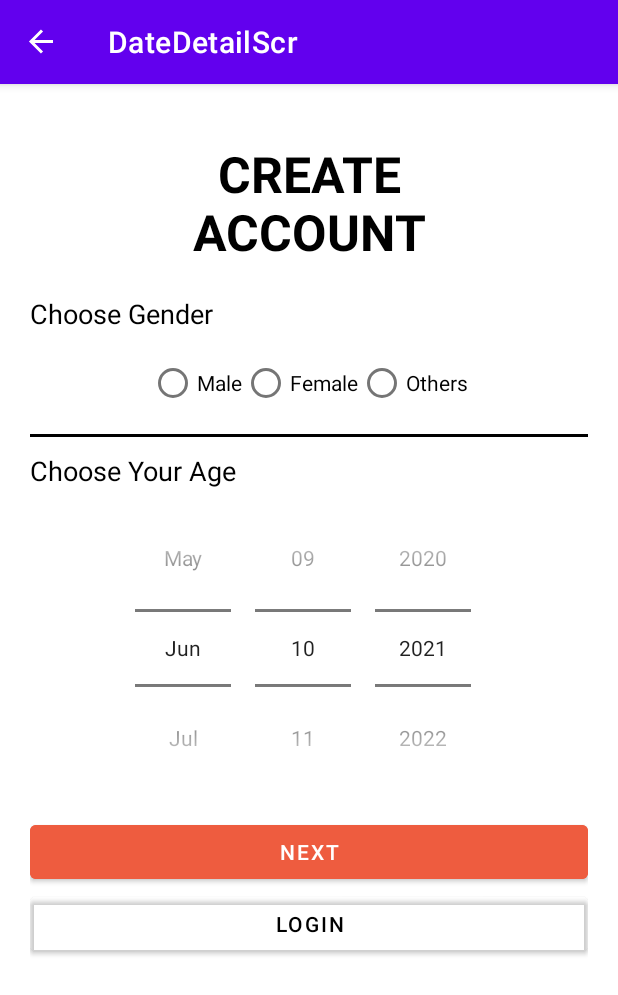
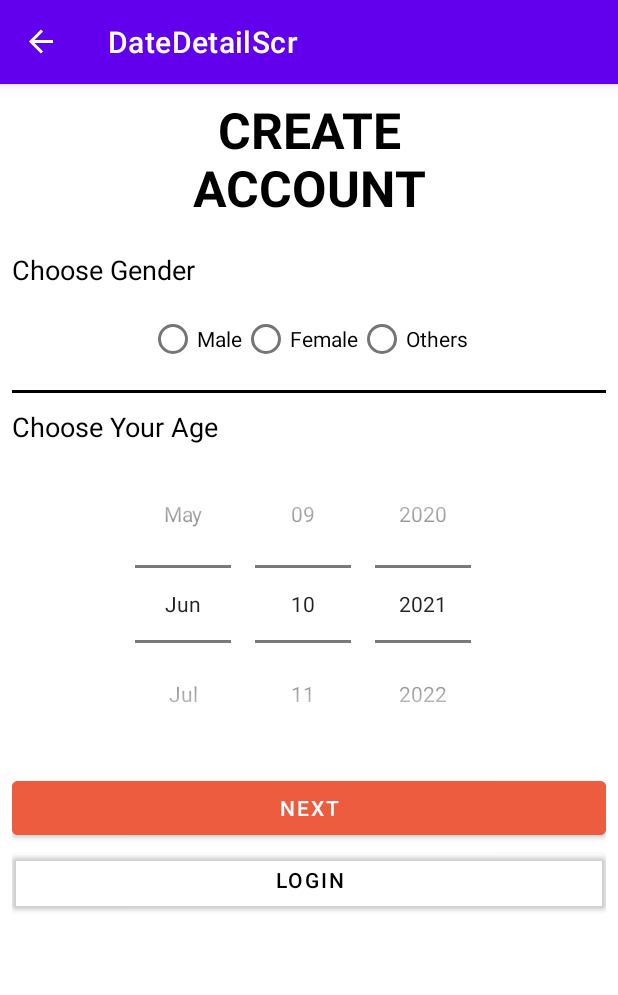
Before and after one commit to Anuj-Rai12/LpuBca, an Android app: the DateDetailScr screen opened through its navigation route, on a phone screen of 412 x 824 dp. Shown: the top 995 px of the screen. Run offline under Robolectric (Android 15) with nearby library versions, the light colour scheme and no system bars; our stand-ins replace navigation-ui; Roboto replaces fonts that are not available here.

Commit message:
Add Some Layout Navigation Functionally status:Successfully

```diff
--- a/app/build.gradle
+++ b/app/build.gradle
@@ -63,4 +63,7 @@ dependencies {
     implementation 'com.chaos.view:pinview:1.4.4'
     //Code Picker
     implementation 'com.hbb20:ccp:2.4.5'
+    //Circular Image view
+    implementation 'de.hdodenhof:circleimageview:3.1.0'
+    implementation 'com.mikhaellopez:circularimageview:4.3.0'
 }
--- a/app/src/main/java/com/example/working/loginorsignup/SignUpScreen.kt
+++ b/app/src/main/java/com/example/working/loginorsignup/SignUpScreen.kt
@@ -12,8 +12,12 @@ class SignUpScreen:Fragment(R.layout.sign_framgnet) {
     override fun onViewCreated(view: View, savedInstanceState: Bundle?) {
         super.onViewCreated(view, savedInstanceState)
         binding= SignFramgnetBinding.bind(view)
+        binding.nextBtn.setOnClickListener {
+            val action=SignUpScreenDirections.actionSignUpScreenToDateDetailScr()
+            findNavController().navigate(action)
+        }
         binding.backTo.setOnClickListener {
-            val action=SignUpScreenDirections.actionSignUpScreenToDateDetailScr()
+            val action=SignUpScreenDirections.actionSignUpScreenToLoginScreen()
             findNavController().navigate(action)
         }
     }
--- a/app/src/main/java/com/example/working/loginorsignup/createacc/DateDetailScr.kt
+++ b/app/src/main/java/com/example/working/loginorsignup/createacc/DateDetailScr.kt
@@ -12,8 +12,12 @@ class DateDetailScr:Fragment(R.layout.date_detail_framgent) {
     override fun onViewCreated(view: View, savedInstanceState: Bundle?) {
         super.onViewCreated(view, savedInstanceState)
         binding= DateDetailFramgentBinding.bind(view)
+        binding.nextBtn.setOnClickListener {
+            val action= DateDetailScrDirections.actionDateDetailScrToPhoneScreen()
+            findNavController().navigate(action)
+        }
         binding.backTo.setOnClickListener {
-            val action= DateDetailScrDirections.actionDateDetailScrToPhoneScreen()
+            val action=DateDetailScrDirections.actionDateDetailScrToLoginScreen()
             findNavController().navigate(action)
         }
     }
--- a/app/src/main/java/com/example/working/loginorsignup/createacc/PhoneScreen.kt
+++ b/app/src/main/java/com/example/working/loginorsignup/createacc/PhoneScreen.kt
@@ -13,8 +13,12 @@ class PhoneScreen:Fragment(R.layout.phone_number) {
     override fun onViewCreated(view: View, savedInstanceState: Bundle?) {
         super.onViewCreated(view, savedInstanceState)
         binding= PhoneNumberBinding.bind(view)
+        binding.nextBtn.setOnClickListener {
+            val action= PhoneScreenDirections.actionPhoneScreenToOTPScreen()
+            findNavController().navigate(action)
+        }
         binding.backTo.setOnClickListener {
-            val action= PhoneScreenDirections.actionPhoneScreenToOTPScreen()
+            val action=PhoneScreenDirections.actionPhoneScreenToLoginScreen()
             findNavController().navigate(action)
         }
     }
--- a/app/src/main/java/com/example/working/loginorsignup/forgertpass/ForgetPassWord.kt
+++ b/app/src/main/java/com/example/working/loginorsignup/forgertpass/ForgetPassWord.kt
@@ -17,5 +17,9 @@ class ForgetPassWord:Fragment(R.layout.forget_fragement) {
             val action= ForgetPassWordDirections.actionForgetPassWordToMakeSelection()
             findNavController().navigate(action)
         }
+        binding.createacc.setOnClickListener {
+            val action=ForgetPassWordDirections.actionForgetPassWordToSignUpScreen()
+            findNavController().navigate(action)
+        }
     }
 }
--- a/app/src/main/java/com/example/working/loginorsignup/forgertpass/OTPScreen.kt
+++ b/app/src/main/java/com/example/working/loginorsignup/forgertpass/OTPScreen.kt
@@ -4,7 +4,6 @@ import android.os.Bundle
 import android.view.View
 import androidx.fragment.app.Fragment
 import androidx.navigation.NavController
-import androidx.navigation.NavOptions
 import androidx.navigation.Navigation
 import androidx.navigation.fragment.findNavController
 import com.example.working.R
--- a/app/src/main/java/com/example/working/userfagment/NoteFragment.kt
+++ b/app/src/main/java/com/example/working/userfagment/NoteFragment.kt
@@ -8,7 +8,6 @@ import androidx.activity.OnBackPressedDispatcher
 import androidx.fragment.app.Fragment
 import com.example.working.R
 import com.example.working.databinding.NoteFramgnetBinding
-import kotlin.system.exitProcess
 
 class NoteFragment : Fragment(R.layout.note_framgnet) {
     private lateinit var binding: NoteFramgnetBinding
--- a/app/src/main/res/layout/date_detail_framgent.xml
+++ b/app/src/main/res/layout/date_detail_framgent.xml
@@ -5,7 +5,7 @@
     android:layout_width="match_parent"
     android:layout_height="match_parent"
     android:background="@color/white"
-    android:padding="20dp"
+    android:padding="8dp"
     tools:context="com.example.working.loginorsignup.createacc.DateDetailScr">
 
     <LinearLayout
@@ -14,11 +14,9 @@
         android:orientation="vertical">
 
 
-
         <LinearLayout
             android:layout_width="match_parent"
-            android:layout_height="wrap_content"
-            android:layout_marginTop="17dp">
+            android:layout_height="wrap_content">
             <TextView
                 android:layout_width="wrap_content"
                 android:layout_height="wrap_content"
--- a/app/src/main/res/navigation/nav_graph.xml
+++ b/app/src/main/res/navigation/nav_graph.xml
@@ -32,6 +32,9 @@
         <action
             android:id="@+id/action_signUpScreen_to_dateDetailScr"
             app:destination="@id/dateDetailScr" />
+        <action
+            android:id="@+id/action_signUpScreen_to_loginScreen"
+            app:destination="@id/loginScreen" />
     </fragment>
     <fragment
         android:id="@+id/forgetPassWord"
@@ -41,6 +44,9 @@
         <action
             android:id="@+id/action_forgetPassWord_to_makeSelection"
             app:destination="@id/makeSelection" />
+        <action
+            android:id="@+id/action_forgetPassWord_to_signUpScreen"
+            app:destination="@id/signUpScreen" />
     </fragment>
     <fragment
         android:id="@+id/makeSelection"
@@ -68,6 +74,9 @@
         <action
             android:id="@+id/action_dateDetailScr_to_phoneScreen"
             app:destination="@id/phoneScreen" />
+        <action
+            android:id="@+id/action_dateDetailScr_to_loginScreen"
+            app:destination="@id/loginScreen" />
     </fragment>
     <fragment
         android:id="@+id/phoneScreen"
@@ -77,6 +86,9 @@
         <action
             android:id="@+id/action_phoneScreen_to_OTPScreen"
             app:destination="@id/OTPScreen" />
+        <action
+            android:id="@+id/action_phoneScreen_to_loginScreen"
+            app:destination="@id/loginScreen" />
     </fragment>
     <navigation android:id="@+id/navigation2"
         app:startDestination="@id/mainActivity23">
```
Also changed, not shown: app/src/main/java/com/example/working/loginorsignup/LoginScreen.kt (+9 -3 lines), app/src/main/res/drawable/ic_camera.xml (added, +13 -0 lines), app/src/main/res/layout/sign_framgnet.xml (+55 -15 lines), app/src/main/res/drawable-v24/myimage.png (added).
